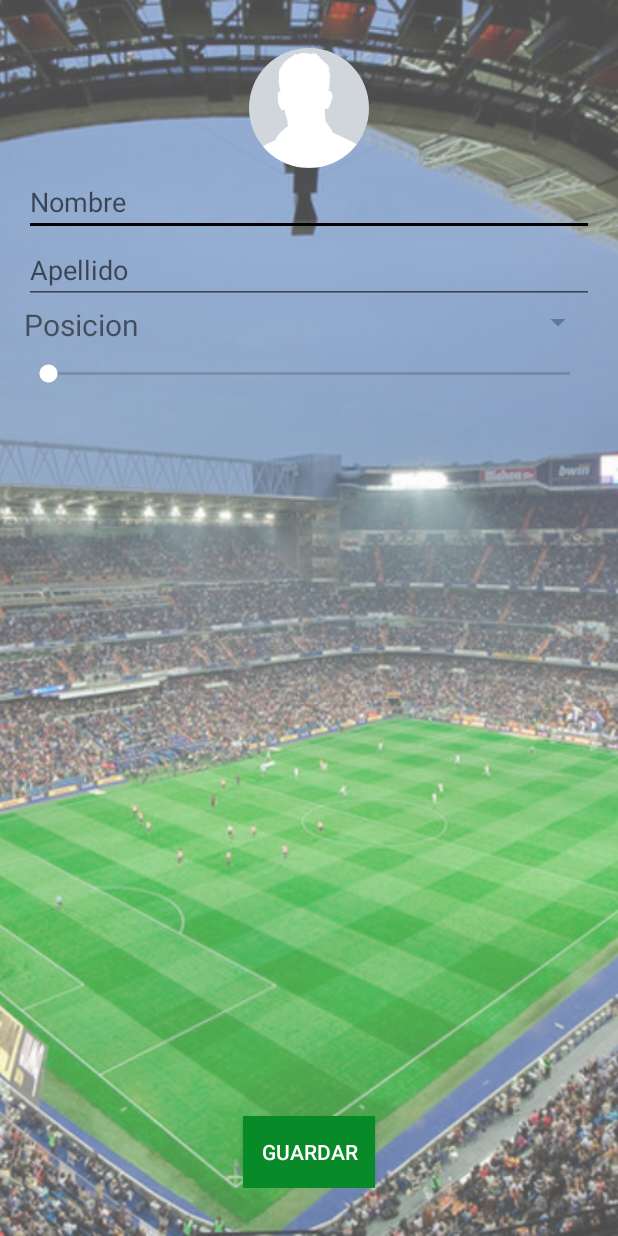
After one commit to jmarcecuevas/SmartCoach-android, an Android app: the layout activity_add_player.xml on its own in the app's theme, with its tools: preview values and no code run, on a phone screen of 412 x 824 dp. The commit adds this screen. Run offline under Robolectric (Android 15) with nearby library versions, the phone set to English and light mode, and no system bars.

Commit message:
AddPlayer layout implemented

```diff
--- a/app/src/main/AndroidManifest.xml
+++ b/app/src/main/AndroidManifest.xml
@@ -20,6 +20,7 @@
             </intent-filter>
         </activity>
         <activity android:name=".ui.activity.PlayerDetailActivity" />
+        <activity android:name=".ui.activity.AddPlayerActivity" />
         <activity android:name=".ui.activity.MainActivity"></activity>
     </application>
 
--- a/app/src/main/java/com/luckycode/smartcoach/ui/activity/PlayerDetailActivity.java
+++ b/app/src/main/java/com/luckycode/smartcoach/ui/activity/PlayerDetailActivity.java
@@ -50,8 +50,8 @@ public class PlayerDetailActivity extends AppCompatActivity implements AppBarLay
         appBarLayout.addOnOffsetChangedListener(this);
         toolbarHeaderView.bindTo(player.getName()+" "+player.getSurname(), player.getPosition());
         floatHeaderView.bindTo(player.getName()+" "+player.getSurname(), player.getPosition());
-        int id = getResources().getIdentifier(player.getPhoto(), "drawable", getPackageName());
-        photo.setImageResource(id);
+//        int id = getResources().getIdentifier(player.getPhoto(), "drawable", getPackageName());
+//        photo.setImageResource(id);
     }
 
     public void setRecyclerViewUp(){
--- a/app/src/main/java/com/luckycode/smartcoach/ui/adapter/PlayerListAdapter.java
+++ b/app/src/main/java/com/luckycode/smartcoach/ui/adapter/PlayerListAdapter.java
@@ -67,8 +67,8 @@ public class PlayerListAdapter extends RecyclerView.Adapter<PlayerListAdapter.Pl
             name.setText(player.getName());
             surname.setText(player.getSurname());
             position.setText(player.getPosition());
-            int id = context.getResources().getIdentifier(player.getPhoto(), "drawable", context.getPackageName());
-            photo.setImageResource(id);
+//            int id = context.getResources().getIdentifier(player.getPhoto(), "drawable", context.getPackageName());
+//            photo.setImageResource(id);
         }
 
         @Override
--- a/app/src/main/java/com/luckycode/smartcoach/ui/fragment/FirstLineUpFragment.java
+++ b/app/src/main/java/com/luckycode/smartcoach/ui/fragment/FirstLineUpFragment.java
@@ -71,8 +71,8 @@ public class FirstLineUpFragment extends LuckyFragment implements LineUpView{
 
     @Override
     public void showPlayerAvatar(String name, String photo, int position) {
-        int id=getResources().getIdentifier(photo,"drawable",getContext().getPackageName());
-        playersViews.get(position).setImageResource(id);
+//        int id=getResources().getIdentifier(photo,"drawable",getContext().getPackageName());
+//        playersViews.get(position).setImageResource(id);
     }
 
 }
--- /dev/null
+++ b/app/src/main/res/layout/activity_add_player.xml
@@ -0,0 +1,84 @@
+<?xml version="1.0" encoding="utf-8"?>
+<RelativeLayout xmlns:android="http://schemas.android.com/apk/res/android"
+    android:layout_width="match_parent"
+    android:layout_height="match_parent">
+
+    <ImageView
+        android:layout_width="match_parent"
+        android:layout_height="match_parent"
+        android:src="@drawable/stadium"
+        android:scaleType="centerCrop"
+        android:alpha="0.7"/>
+
+    <RelativeLayout
+        android:layout_width="match_parent"
+        android:layout_height="match_parent"
+        android:layout_marginTop="32dp"
+        android:layout_marginBottom="32dp"
+        android:layout_marginLeft="16dp"
+        android:layout_marginRight="16dp">
+
+        <de.hdodenhof.circleimageview.CircleImageView
+            android:layout_width="80dp"
+            android:layout_height="80dp"
+            android:src="@drawable/empty_profile"
+            android:id="@+id/photo"
+            android:layout_centerHorizontal="true"/>
+
+        <EditText
+            android:layout_width="match_parent"
+            android:layout_height="wrap_content"
+            android:id="@+id/name"
+            android:layout_below="@+id/photo"
+            android:hint="Nombre" />
+
+        <EditText
+            android:layout_width="match_parent"
+            android:layout_height="wrap_content"
+            android:id="@+id/surname"
+            android:layout_below="@+id/name"
+            android:hint="Apellido" />
+
+        <TextView
+            android:layout_width="wrap_content"
+            android:layout_height="wrap_content"
+            android:id="@+id/position"
+            android:layout_below="@+id/surname"
+            android:textSize="20dp"
+            android:text="Posicion"/>
+
+        <Spinner
+            android:layout_width="wrap_content"
+            android:layout_height="wrap_content"
+            android:layout_alignParentRight="true"
+            android:layout_below="@+id/surname">
+        </Spinner>
+
+        <SeekBar
+            android:layout_width="match_parent"
+            android:layout_height="wrap_content"
+            android:id="@+id/seekBar"
+            android:layout_below="@+id/position"
+            android:layout_marginTop="10dp"
+            android:progressTint="#FFFFFF"
+            android:thumbTint="#FFFFFF"
+            android:backgroundTint="#FFFFFF"
+            android:max="10"
+            android:min="1" />
+
+        <Button
+            android:layout_width="wrap_content"
+            android:layout_height="wrap_content"
+            android:background="@color/colorPrimaryDark"
+            android:textColor="#ffffff"
+            android:text="Guardar"
+            android:layout_centerHorizontal="true"
+            android:layout_alignParentBottom="true"/>
+
+    </RelativeLayout>
+
+
+
+
+
+</RelativeLayout>
--- a/app/src/main/res/values/strings.xml
+++ b/app/src/main/res/values/strings.xml
@@ -1,6 +1,7 @@
 <resources>
     <string name="app_name">SmartCoach</string>
     <string name="action_settings">Settings</string>
+    <string name="add_player">Add Player</string>
     <string name="section_format">Hello World from section: %1$d</string>
 
     <string-array name="linesUp">
```
Also changed, not shown: app/src/main/java/com/luckycode/smartcoach/ui/activity/AddPlayerActivity.java (added, +31 -0 lines), app/src/main/java/com/luckycode/smartcoach/ui/activity/MainActivity.java (+4 -5 lines), app/src/main/res/layout/fragment_first_lineup.xml (+2 -13 lines), app/src/main/res/menu/menu_main.xml (+4 -3 lines), app/src/main/res/drawable-hdpi/ic_action_name.png (added), app/src/main/res/drawable-mdpi/empty_profile.png (added), app/src/main/res/drawable-mdpi/ic_action_name.png (added), app/src/main/res/drawable-mdpi/stadium.jpg (added), app/src/main/res/drawable-xhdpi/ic_action_name.png (added), app/src/main/res/drawable-xxhdpi/ic_action_name.png (added).
